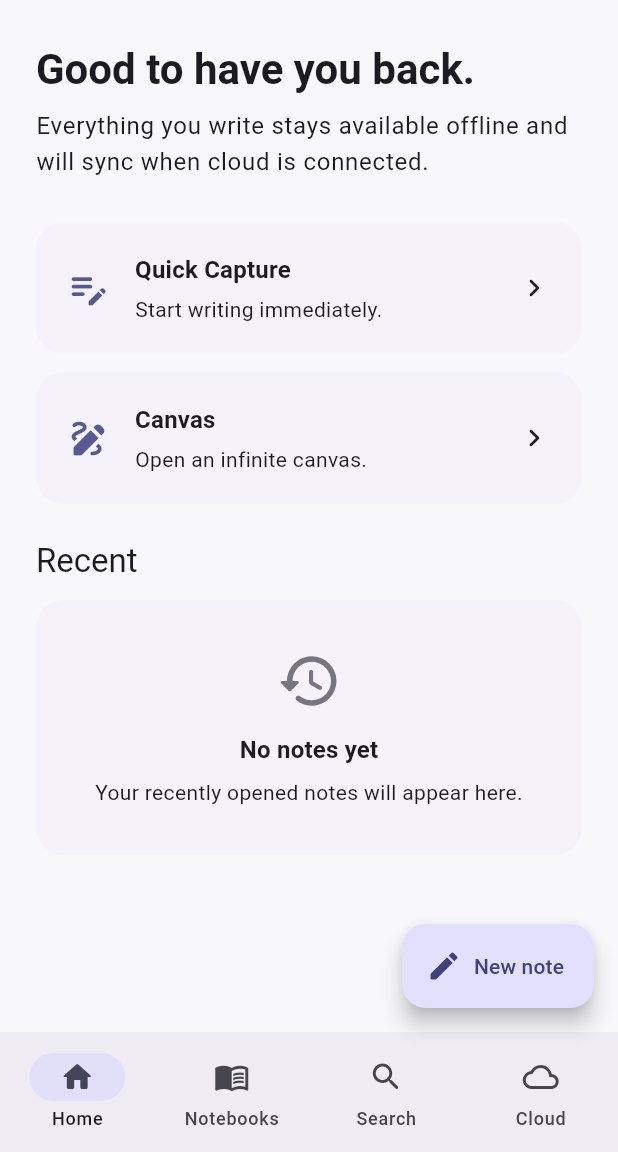
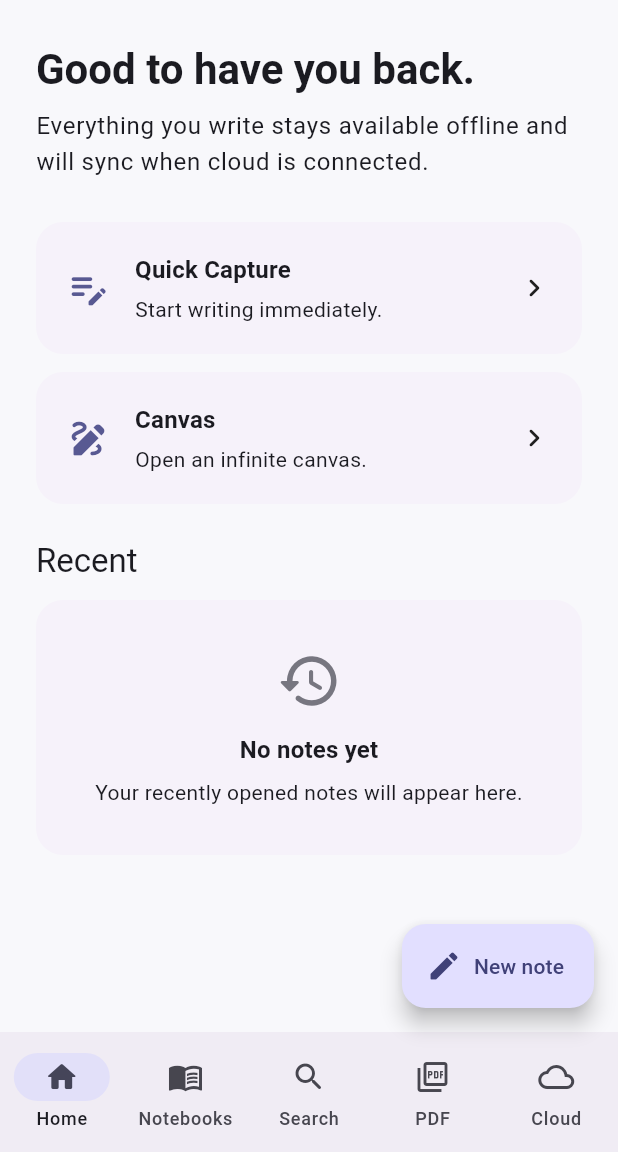
Before and after one commit to Jey7447/atlas-notes, a Flutter app: the screen it shows after launch, on a phone screen of 412 x 824 dp, the part 84-1236 px from its top. Run offline on Flutter 3.47's test engine with Material 3 defaults, Android fonts, the phone set to English and light mode, and no system bars; our stand-ins replace drift, drift_flutter, file_picker, supabase_flutter; missing offline and left inert: pdfrx; accounts and stored records are empty; generated files the repository leaves out were written again.

Commit message:
feat: expose PDF studio in app navigation

```diff
--- a/lib/main.dart
+++ b/lib/main.dart
@@ -1,4 +1,5 @@
 import 'package:flutter/material.dart';
+import 'package:pdfrx/pdfrx.dart';
 
 import 'core/cloud/atlas_cloud.dart';
 import 'data/local/atlas_local_store.dart';
@@ -9,9 +10,11 @@ import 'data/local/search_repository.dart';
 
 import 'features/canvas/canvas_editor_page.dart';
 import 'features/editor/note_editor_page.dart';
+import 'features/pdf/pdf_studio_page.dart';
 
 Future<void> main() async {
   WidgetsFlutterBinding.ensureInitialized();
+  await pdfrxFlutterInitialize();
   await AtlasCloud.initialize();
   await AtlasLocalStore.instance.initialize();
   runApp(const AtlasNotesApp());
@@ -65,6 +68,7 @@ class _AtlasShellState extends State<AtlasShell> {
     NavigationDestination(icon: Icon(Icons.home_outlined), selectedIcon: Icon(Icons.home_rounded), label: 'Home'),
     NavigationDestination(icon: Icon(Icons.menu_book_outlined), selectedIcon: Icon(Icons.menu_book_rounded), label: 'Notebooks'),
     NavigationDestination(icon: Icon(Icons.search_rounded), label: 'Search'),
+    NavigationDestination(icon: Icon(Icons.picture_as_pdf_outlined), selectedIcon: Icon(Icons.picture_as_pdf_rounded), label: 'PDF'),
     NavigationDestination(icon: Icon(Icons.cloud_outlined), selectedIcon: Icon(Icons.cloud_rounded), label: 'Cloud'),
   ];
 
@@ -74,6 +78,7 @@ class _AtlasShellState extends State<AtlasShell> {
       HomePage(onNewNote: _createNote, onCanvas: _openCanvas),
       const NotebooksPage(),
       const SearchPage(),
+      const PdfStudioPage(),
       const CloudPage(),
     ];
 
@@ -99,6 +104,7 @@ class _AtlasShellState extends State<AtlasShell> {
                     NavigationRailDestination(icon: Icon(Icons.home_outlined), selectedIcon: Icon(Icons.home_rounded), label: Text('Home')),
                     NavigationRailDestination(icon: Icon(Icons.menu_book_outlined), selectedIcon: Icon(Icons.menu_book_rounded), label: Text('Notebooks')),
                     NavigationRailDestination(icon: Icon(Icons.search_rounded), label: Text('Search')),
+                    NavigationRailDestination(icon: Icon(Icons.picture_as_pdf_outlined), selectedIcon: Icon(Icons.picture_as_pdf_rounded), label: Text('PDF')),
                     NavigationRailDestination(icon: Icon(Icons.cloud_outlined), selectedIcon: Icon(Icons.cloud_rounded), label: Text('Cloud')),
                   ],
                 ),
```
